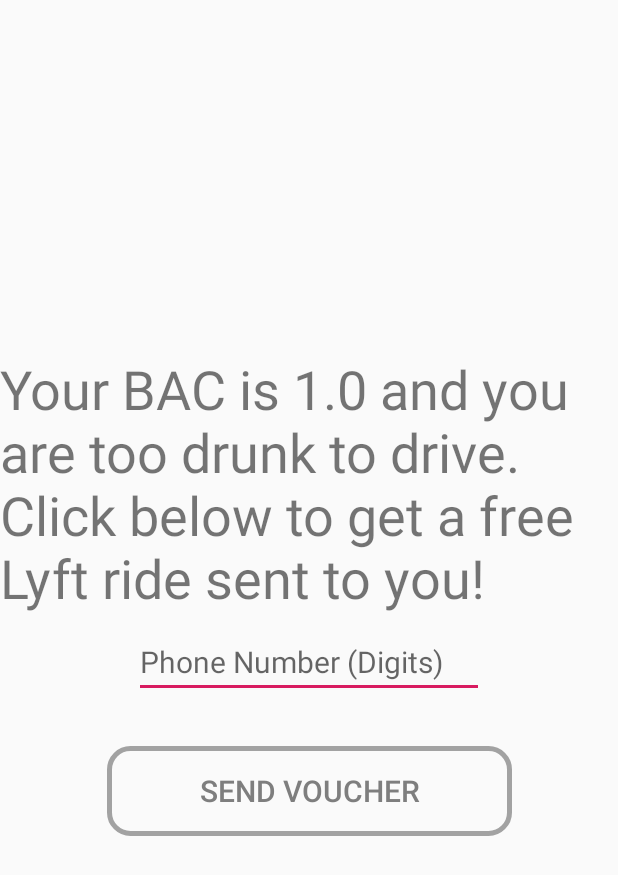
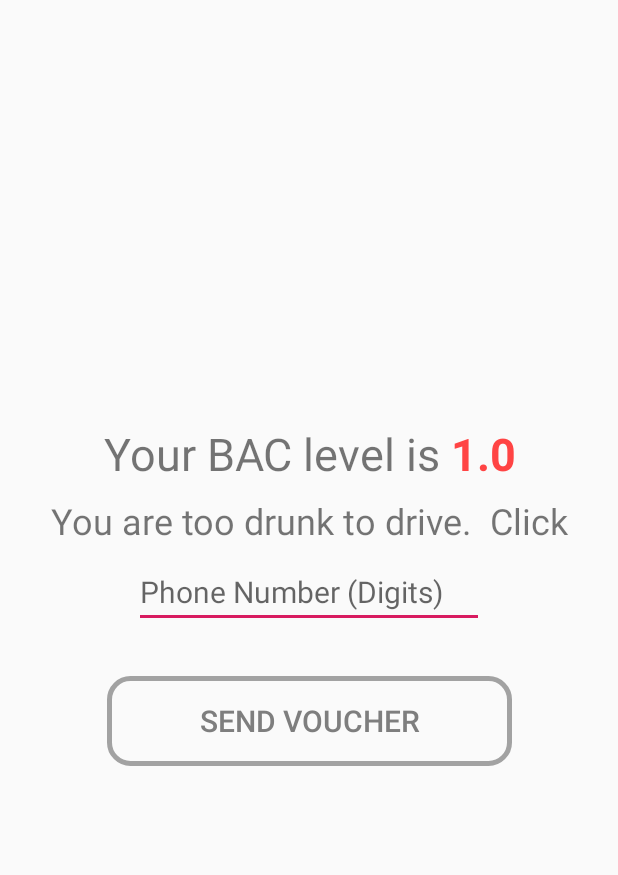
Before and after one commit to Pancax/BAC-Home, an Android app: the ResultActivity screen opened directly, with no data from a screen before it, on a phone screen of 412 x 824 dp. Shown: the top 875 px of the screen. Run offline under Robolectric (Android 15) with nearby library versions, the phone set to English and light mode, and no system bars.

Commit message:
Result activity layout

```diff
--- a/app/src/main/java/enigmapancaxrzco/hackutd/bachome/ResultActivity.java
+++ b/app/src/main/java/enigmapancaxrzco/hackutd/bachome/ResultActivity.java
@@ -25,6 +25,7 @@ import java.util.Objects;
 public class ResultActivity extends AppCompatActivity {
 
     private TextView resultBox;
+    private TextView caseBox;
     private Button multiPurposeButton;
     private boolean isOverLimit;
     private TextView phone;
@@ -37,18 +38,17 @@ public class ResultActivity extends AppCompatActivity {
         uri = (Uri) getIntent().getParcelableExtra("voucherURI");
         setContentView(R.layout.activity_result);
         resultBox = findViewById(R.id.result_text);
+        caseBox = findViewById(R.id.result_text_filler2);
         multiPurposeButton = findViewById(R.id.result_button);
         phone = findViewById(R.id.phone_box);
         float bac = getIntent().getFloatExtra("result",1);
-        StringBuilder sb = new StringBuilder();
-        sb.append("Your BAC is " + bac);
         if (bac >= -.01) {
-            sb.append(" and you are too drunk to drive.  Click below to get a free Lyft ride sent to you!");
-            setResultBox(sb.toString());
+            setResultBox(bac+"");
+            caseBox.setText("You are too drunk to drive.  Click below to get a free Lyft ride sent to you!");
             isOverLimit = true;
         } else {
             //User is not over the legal limit
-            sb.append(".  You should not rely on this as an indication of whether you should drive.  Click below to continue");
+            caseBox.setText("You should not rely on this as an indication of whether you should drive.  Click below to continue");
             isOverLimit = false;
         }
     }
--- a/app/src/main/res/layout-land/activity_result.xml
+++ b/app/src/main/res/layout-land/activity_result.xml
@@ -25,7 +25,7 @@
             app:layout_constraintTop_toTopOf="parent">
 
             <TextView
-                android:id="@+id/result_text"
+                android:id="@+id/result_text_filler2"
                 android:layout_width="wrap_content"
                 android:layout_height="wrap_content"
                 android:layout_marginStart="155dp"
--- a/app/src/main/res/layout/activity_result.xml
+++ b/app/src/main/res/layout/activity_result.xml
@@ -8,11 +8,11 @@
     android:orientation="vertical">
 
     <androidx.constraintlayout.widget.ConstraintLayout
+        android:id="@+id/constraintLayout"
         android:layout_width="wrap_content"
         android:layout_height="wrap_content"
         app:layout_constraintBottom_toBottomOf="parent"
         app:layout_constraintEnd_toEndOf="parent"
-        app:layout_constraintHorizontal_bias="0.0"
         app:layout_constraintStart_toStartOf="parent"
         app:layout_constraintTop_toTopOf="parent">
 
@@ -25,17 +25,51 @@
             app:layout_constraintStart_toStartOf="parent"
             app:layout_constraintTop_toTopOf="parent">
 
-            <TextView
-                android:id="@+id/result_text"
+            <androidx.constraintlayout.widget.ConstraintLayout
+                android:id="@+id/constraintLayout2"
                 android:layout_width="wrap_content"
                 android:layout_height="wrap_content"
-                android:layout_marginStart="155dp"
-                android:layout_marginEnd="155dp"
-                android:text="@string/result_text"
-                android:textSize="36sp"
                 app:layout_constraintEnd_toEndOf="parent"
                 app:layout_constraintStart_toStartOf="parent"
-                app:layout_constraintTop_toTopOf="parent" />
+                app:layout_constraintTop_toTopOf="parent">
+
+                <TextView
+                    android:id="@+id/result_text_filler"
+                    android:layout_width="wrap_content"
+                    android:layout_height="wrap_content"
+                    android:text="@string/result_text_filler"
+                    android:textAlignment="center"
+                    android:textSize="30sp"
+                    app:layout_constraintBottom_toBottomOf="parent"
+                    app:layout_constraintStart_toStartOf="parent"
+                    app:layout_constraintTop_toTopOf="parent" />
+
+                <TextView
+                    android:id="@+id/result_text"
+                    android:layout_width="wrap_content"
+                    android:layout_height="wrap_content"
+                    android:layout_marginStart="8dp"
+                    android:text="@string/result_text"
+                    android:textColor="@android:color/holo_red_light"
+                    android:textSize="30sp"
+                    android:textStyle="bold"
+                    app:layout_constraintBottom_toBottomOf="@+id/result_text_filler"
+                    app:layout_constraintEnd_toEndOf="parent"
+                    app:layout_constraintStart_toEndOf="@+id/result_text_filler"
+                    app:layout_constraintTop_toTopOf="@+id/result_text_filler" />
+            </androidx.constraintlayout.widget.ConstraintLayout>
+
+            <TextView
+                android:id="@+id/result_text_filler2"
+                android:layout_width="wrap_content"
+                android:layout_height="32dp"
+                android:layout_marginTop="8dp"
+                android:text="@string/result_text_filler2"
+                android:textAlignment="center"
+                android:textSize="24sp"
+                app:layout_constraintEnd_toEndOf="parent"
+                app:layout_constraintStart_toStartOf="parent"
+                app:layout_constraintTop_toBottomOf="@+id/constraintLayout2" />
 
             <EditText
                 android:id="@+id/phone_box"
@@ -47,10 +81,9 @@
                 android:hint="@string/phone_number"
                 android:inputType="textPersonName|phone"
                 android:textSize="20sp"
-                app:layout_constraintBottom_toBottomOf="parent"
                 app:layout_constraintEnd_toEndOf="parent"
                 app:layout_constraintStart_toStartOf="parent"
-                app:layout_constraintTop_toBottomOf="@+id/result_text" />
+                app:layout_constraintTop_toBottomOf="@+id/result_text_filler2" />
 
         </androidx.constraintlayout.widget.ConstraintLayout>
 
--- a/app/src/main/res/values/strings.xml
+++ b/app/src/main/res/values/strings.xml
@@ -11,10 +11,12 @@
     <string name="countdown_text_timer">99</string>
     <string name="countdown_text_getready">Get ready</string>
     <string name="blow_text">BLOW INTO DEVICE</string>
-    <string name="result_text">Result</string>
+    <string name="result_text">RESULT</string>
     <string name="hand_click_desc">Hand Clicking Image</string>
     <string name="phone_number">Phone Number (Digits)</string>
     <string name="GoodConnect">Successfully Connected</string>
+    <string name="result_text_filler">Your BAC level is</string>
+    <string name="result_text_filler2">CASE OUTPUT</string>
     <string name="SettingsFinishButton">Finish</string>
     <string name="SendSMSButton">Send voucher</string>
     <string name="WaitingText">Waiting…</string>
```
